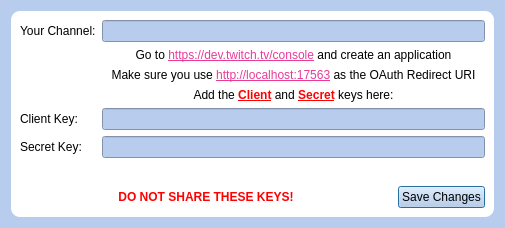
Gemmstone/PyNGtuber, file UI/auth_twitch.ui: the form before one commit.
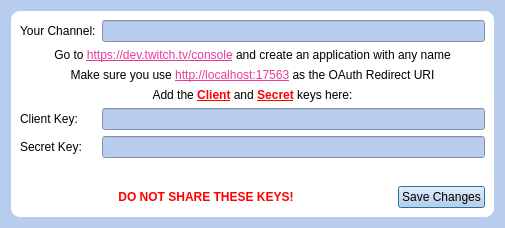
The form after the commit. Icons and pictures are not drawn.

```diff
--- a/UI/auth_twitch.ui
+++ b/UI/auth_twitch.ui
@@ -117,26 +117,7 @@
           </property>
          </widget>
         </item>
-        <item row="1" column="1">
-         <widget class="QLabel" name="label_2">
-          <property name="toolTip">
-           <string/>
-          </property>
-          <property name="styleSheet">
-           <string notr="true"/>
-          </property>
-          <property name="text">
-           <string>&lt;html&gt;&lt;head/&gt;&lt;body&gt;&lt;p&gt;Go to &lt;a href=&quot;https://dev.twitch.tv/console&quot;&gt;&lt;span style=&quot; text-decoration: underline; color:#e93a9a;&quot;&gt;https://dev.twitch.tv/console&lt;/span&gt;&lt;/a&gt; and create an application&lt;/p&gt;&lt;/body&gt;&lt;/html&gt;</string>
-          </property>
-          <property name="alignment">
-           <set>Qt::AlignCenter</set>
-          </property>
-          <property name="openExternalLinks">
-           <bool>true</bool>
-          </property>
-         </widget>
-        </item>
-        <item row="2" column="1">
+        <item row="2" column="0" colspan="2">
          <widget class="QLabel" name="label_4">
           <property name="toolTip">
            <string/>
@@ -155,7 +136,26 @@
           </property>
          </widget>
         </item>
-        <item row="3" column="1">
+        <item row="1" column="0" colspan="2">
+         <widget class="QLabel" name="label_2">
+          <property name="toolTip">
+           <string/>
+          </property>
+          <property name="styleSheet">
+           <string notr="true"/>
+          </property>
+          <property name="text">
+           <string>&lt;html&gt;&lt;head/&gt;&lt;body&gt;&lt;p&gt;Go to &lt;a href=&quot;https://dev.twitch.tv/console&quot;&gt;&lt;span style=&quot; text-decoration: underline; color:#e93a9a;&quot;&gt;https://dev.twitch.tv/console&lt;/span&gt;&lt;/a&gt; and create an application with any name&lt;/p&gt;&lt;/body&gt;&lt;/html&gt;</string>
+          </property>
+          <property name="alignment">
+           <set>Qt::AlignCenter</set>
+          </property>
+          <property name="openExternalLinks">
+           <bool>true</bool>
+          </property>
+         </widget>
+        </item>
+        <item row="3" column="0" colspan="2">
          <widget class="QLabel" name="label_7">
           <property name="toolTip">
            <string/>
```
